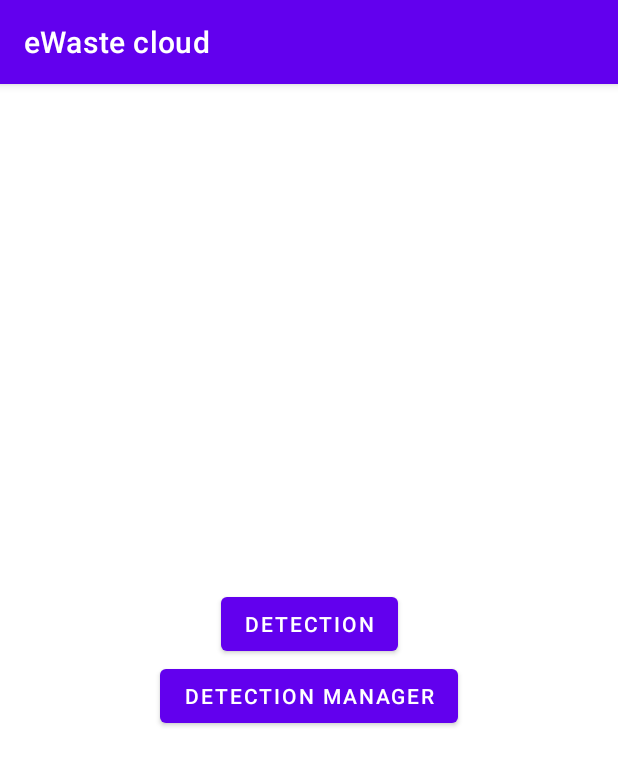
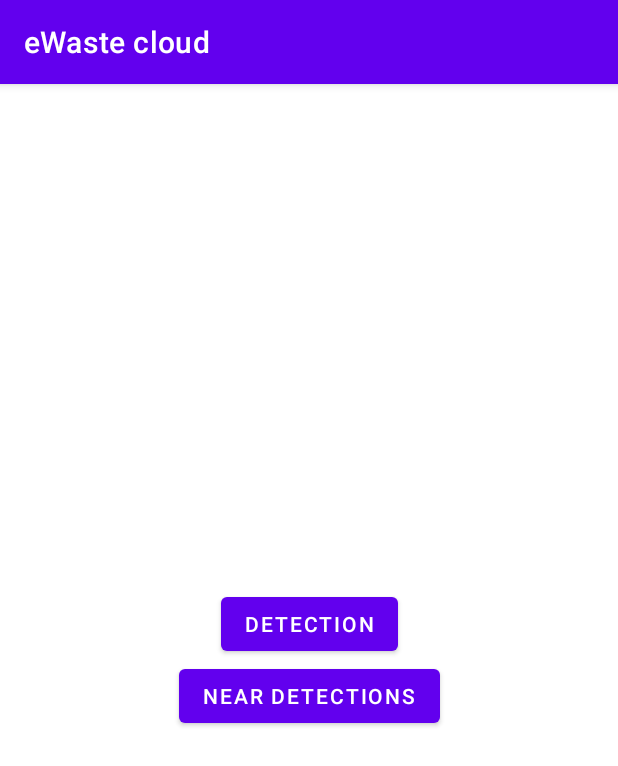
Before and after one commit to gr4cza/eWaste_mobile, an Android app: the screen it shows after launch (MainActivity), on a phone screen of 412 x 824 dp. Shown: the top 766 px of the screen. Run offline under Robolectric (Android 15) with nearby library versions, the light colour scheme and no system bars; our stand-ins replace Dagger/Hilt's generated code, Timber; libraries missing offline, so code that uses them is left out: com.google.mediapipe.components.

Commit message:
Add near detection fragment

```diff
--- a/app/src/main/java/hu/bme/ewaste/ui/MainMenu.kt
+++ b/app/src/main/java/hu/bme/ewaste/ui/MainMenuFragment.kt
@@ -8,7 +8,7 @@ import hu.bme.ewaste.R
 import hu.bme.ewaste.databinding.FragmentMainMenuBinding
 
 
-class MainMenu : Fragment(R.layout.fragment_main_menu) {
+class MainMenuFragment : Fragment(R.layout.fragment_main_menu) {
 
     private lateinit var binding: FragmentMainMenuBinding
 
@@ -19,5 +19,9 @@ class MainMenu : Fragment(R.layout.fragment_main_menu) {
         binding.detectionButton.setOnClickListener {
             it.findNavController().navigate(R.id.action_mainMenu_to_trashCanDetector)
         }
+
+        binding.nearDetectionsButton.setOnClickListener {
+            it.findNavController().navigate(R.id.action_mainMenu_to_nearDetections)
+        }
     }
 }
--- a/app/src/main/java/hu/bme/ewaste/ui/TrashCanDetector.kt
+++ b/app/src/main/java/hu/bme/ewaste/ui/TrashCanDetectorFragment.kt
@@ -18,7 +18,7 @@ import hu.bme.ewaste.detector.TrashCanObjectDetector
 import javax.inject.Inject
 
 @AndroidEntryPoint
-class TrashCanDetector : Fragment(R.layout.fragment_trash_can_detector) {
+class TrashCanDetectorFragment : Fragment(R.layout.fragment_trash_can_detector) {
 
     private val viewModel by viewModels<TrashCanDetectorViewModel>()
 
--- a/app/src/main/res/layout/fragment_main_menu.xml
+++ b/app/src/main/res/layout/fragment_main_menu.xml
@@ -5,14 +5,14 @@
     android:id="@+id/frameLayout"
     android:layout_width="match_parent"
     android:layout_height="match_parent"
-    tools:context=".ui.MainMenu">
+    tools:context=".ui.MainMenuFragment">
 
     <Button
         android:id="@+id/detection_button"
         android:layout_width="wrap_content"
         android:layout_height="wrap_content"
         android:text="@string/detection"
-        app:layout_constraintBottom_toTopOf="@+id/detection_manager_button"
+        app:layout_constraintBottom_toTopOf="@+id/near_detections_button"
         app:layout_constraintEnd_toEndOf="parent"
         app:layout_constraintHorizontal_bias="0.5"
         app:layout_constraintStart_toStartOf="parent"
@@ -20,10 +20,10 @@
         app:layout_constraintVertical_chainStyle="packed" />
 
     <Button
-        android:id="@+id/detection_manager_button"
+        android:id="@+id/near_detections_button"
         android:layout_width="wrap_content"
         android:layout_height="wrap_content"
-        android:text="@string/detection_manager"
+        android:text="@string/near_detections"
         app:layout_constraintBottom_toBottomOf="parent"
         app:layout_constraintEnd_toEndOf="parent"
         app:layout_constraintHorizontal_bias="0.5"
--- a/app/src/main/res/navigation/nav_graph.xml
+++ b/app/src/main/res/navigation/nav_graph.xml
@@ -6,15 +6,23 @@
     app:startDestination="@id/mainMenu">
     <fragment
         android:id="@+id/trashCanDetector"
-        android:name="hu.bme.ewaste.ui.TrashCanDetector"
+        android:name="hu.bme.ewaste.ui.TrashCanDetectorFragment"
         android:label="TrashCanDetector" />
     <fragment
         android:id="@+id/mainMenu"
-        android:name="hu.bme.ewaste.ui.MainMenu"
+        android:name="hu.bme.ewaste.ui.MainMenuFragment"
         android:label="fragment_main_menu"
         tools:layout="@layout/fragment_main_menu" >
         <action
             android:id="@+id/action_mainMenu_to_trashCanDetector"
             app:destination="@id/trashCanDetector" />
+        <action
+            android:id="@+id/action_mainMenu_to_nearDetections"
+            app:destination="@id/nearDetections" />
     </fragment>
+    <fragment
+        android:id="@+id/nearDetections"
+        android:name="hu.bme.ewaste.ui.NearDetectionFragment"
+        android:label="fragment_near_detections"
+        tools:layout="@layout/fragment_near_detections" />
 </navigation>
--- a/app/src/main/res/values/strings.xml
+++ b/app/src/main/res/values/strings.xml
@@ -5,5 +5,5 @@
     <!-- TODO: Remove or change this placeholder text -->
     <string name="hello_blank_fragment">Hello blank fragment</string>
     <string name="detection">Detection</string>
-    <string name="detection_manager">Detection Manager</string>
+    <string name="near_detections">Near Detections</string>
 </resources>
```
Also changed, not shown: app/src/main/java/hu/bme/ewaste/ui/NearDetectionFragment.kt (added, +13 -0 lines), app/src/main/java/hu/bme/ewaste/ui/NearDetectionsViewModel.kt (added, +11 -0 lines), app/src/main/res/layout/fragment_near_detections.xml (added, +13 -0 lines).
